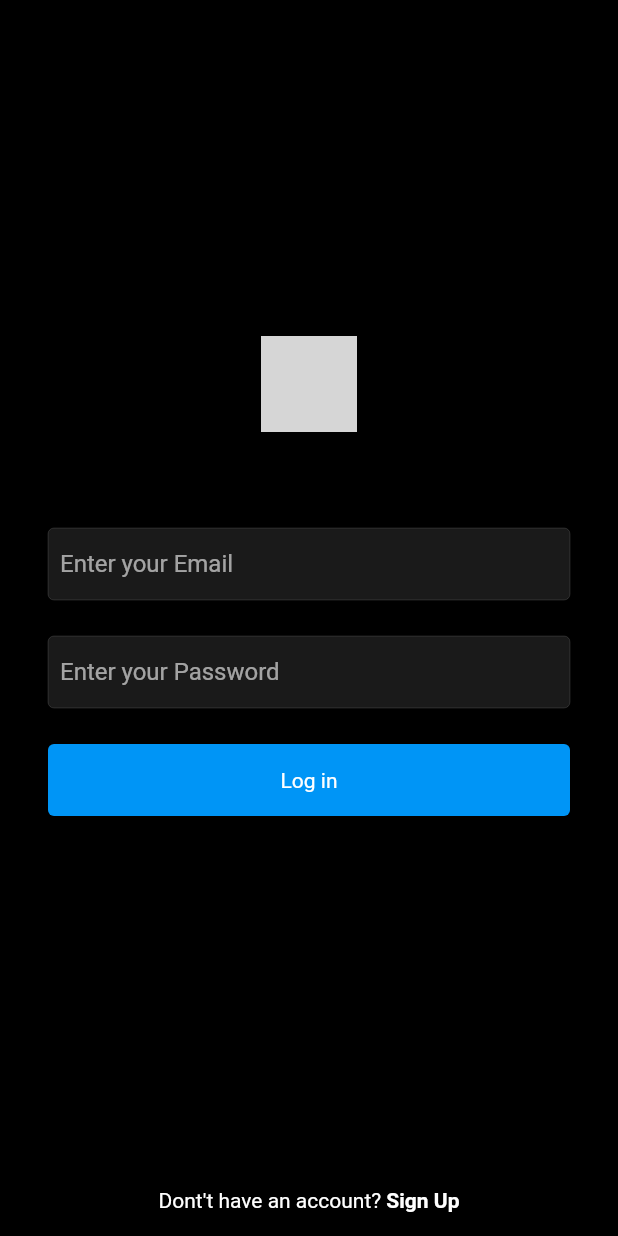
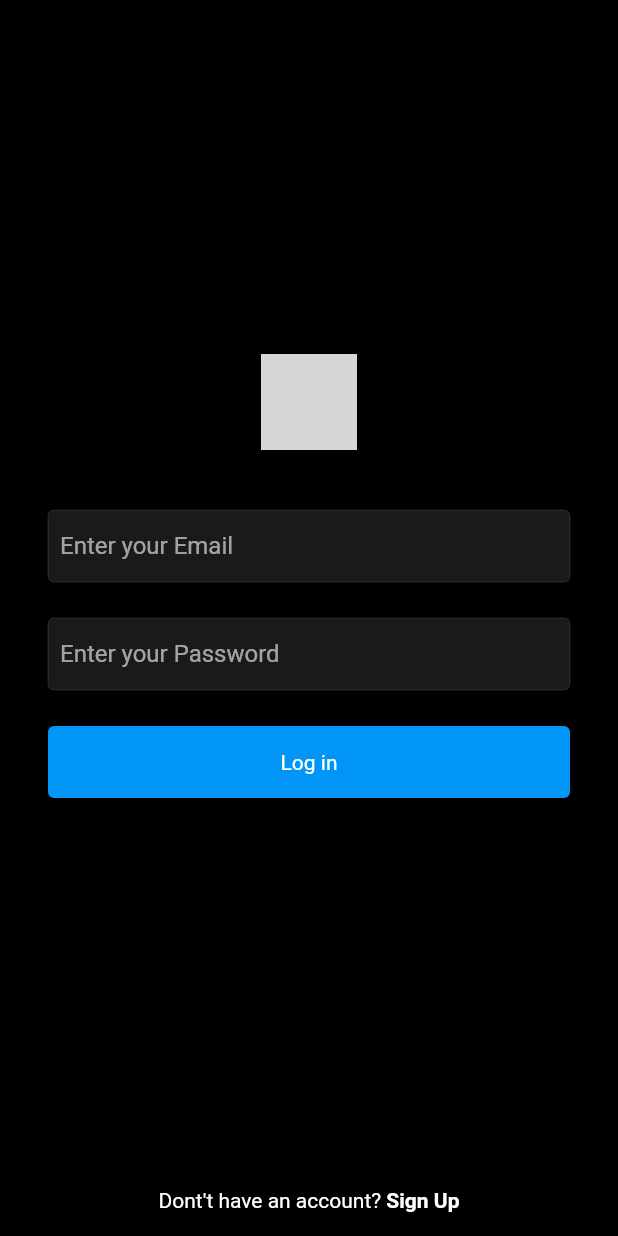
Before and after one commit to Imesh-Udara/teelo-mobile-application, a Flutter app: the LoginScreen screen opened directly, on a phone screen of 412 x 824 dp. Run offline on Flutter 3.47's test engine with Material 2 defaults, Android fonts, the phone set to English and light mode, and no system bars; our stand-ins replace firebase_core, flutter_svg; accounts and stored records are empty; network calls fail; project files that could hold a hidden picture were left out; grey boxes are pictures that could not be loaded.

Commit message:
fixed some adject
fixed

```diff
--- a/lib/screens/login_screen.dart
+++ b/lib/screens/login_screen.dart
@@ -43,7 +43,7 @@ class _LoginScreenState extends State<LoginScreen> {
             height: 64,
           ),
           const SizedBox(
-            height: 64,
+            height: 40,
           ),
           TextFieldInput(
               textEditingController: _emailController,
--- a/lib/screens/signup_screen.dart
+++ b/lib/screens/signup_screen.dart
@@ -45,6 +45,9 @@ class _SignUpScreenState extends State<SignUpScreen> {
             'assets/Teelo.svg',
             color: primaryColor,
             height: 64,
+          ),
+          const SizedBox(
+            height: 16,
           ),
 
           //circulare widget for Image
```
